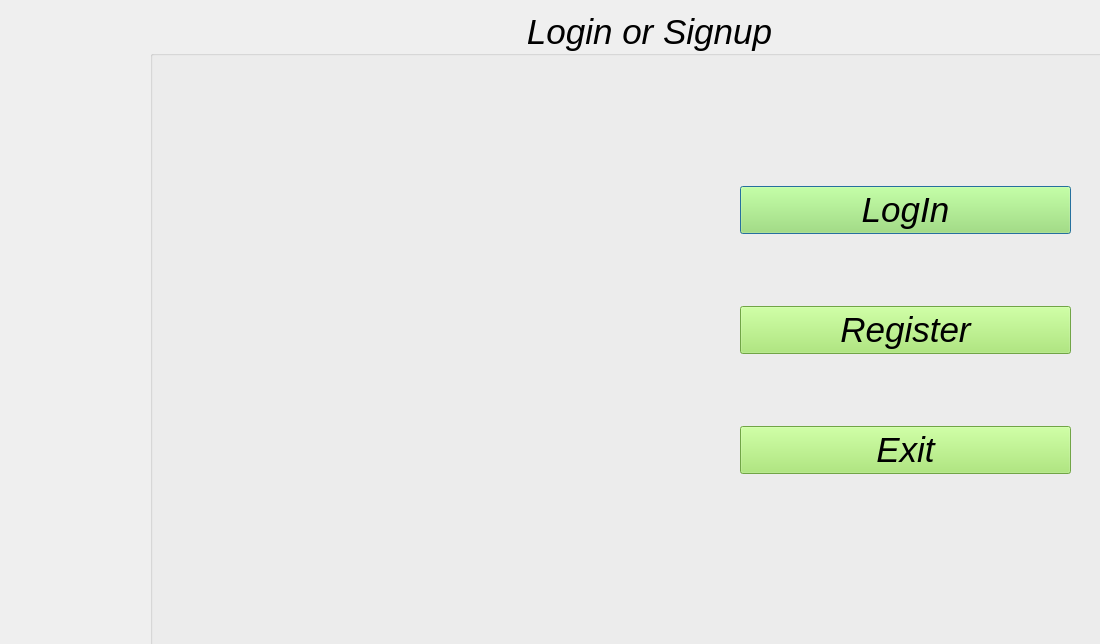
Old version of the form Forms/vaccine_login.ui in the repository ayush-regmi/CoviCURE.
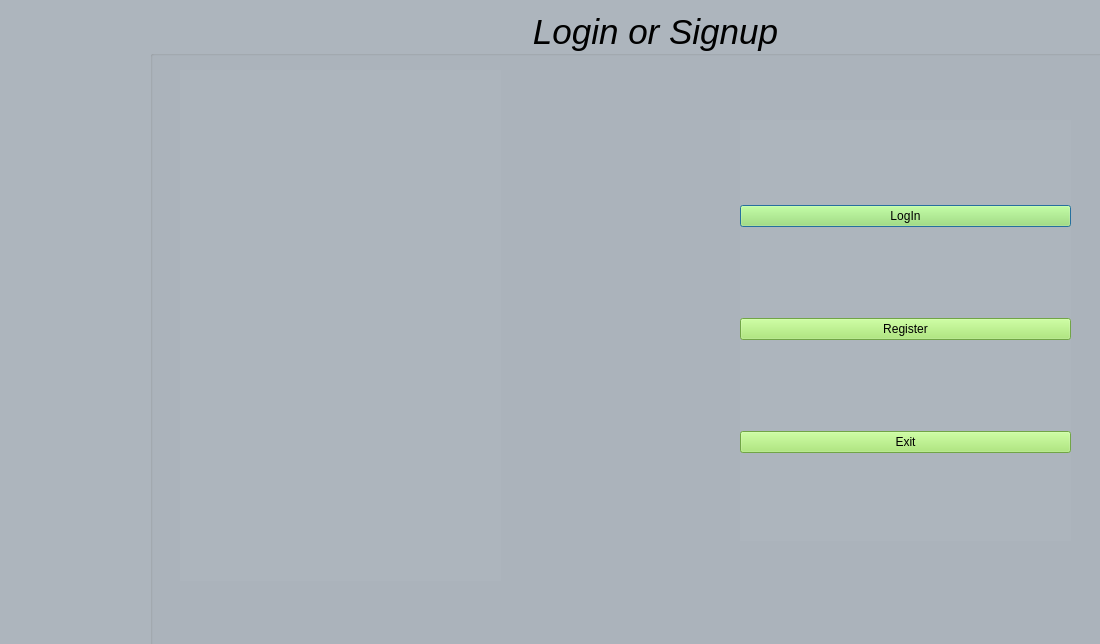
New version of the form.

Commit message: Edited Dashboard images and changed some backgrond colors

Patch:
```diff
--- a/Forms/vaccine_login.ui
+++ b/Forms/vaccine_login.ui
@@ -13,6 +13,9 @@
   <property name="windowTitle">
    <string>Dialog</string>
   </property>
+  <property name="styleSheet">
+   <string notr="true">background-color: rgb(173, 181, 189);</string>
+  </property>
   <widget class="QGroupBox" name="groupBox">
    <property name="geometry">
     <rect>
```
The commit also changes 8 other files.
